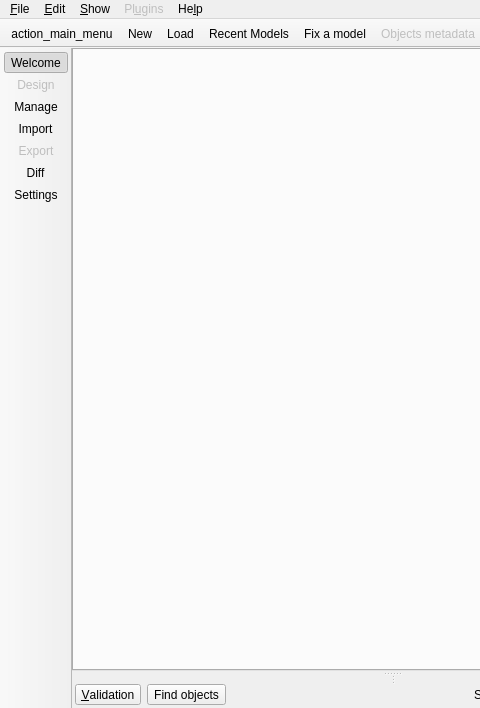
Before: the Qt Designer form libpgmodeler_ui/ui/mainwindow.ui in pgmodeler/pgmodeler, drawn with Qt 5; both pictures show x 0 to 480 and y 0 to 708 of the 1068 by 708 pixel window.
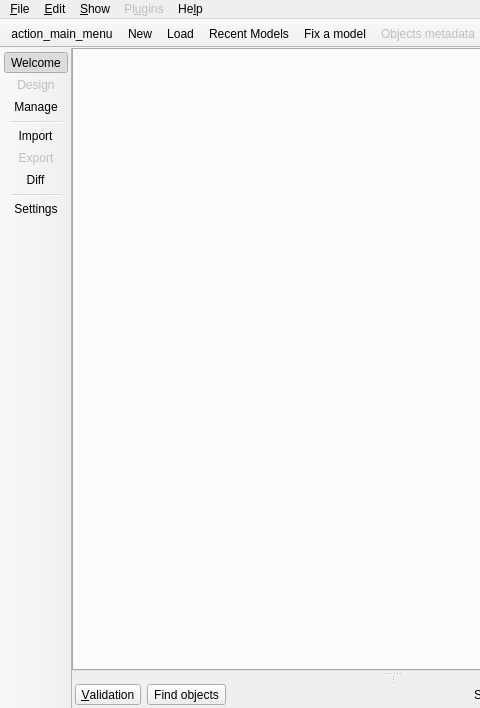
After: the same form once the commit is applied. The open tabs and pages were chosen to show the change. Icons and pictures are not drawn.

```diff
--- a/libpgmodeler_ui/ui/mainwindow.ui
+++ b/libpgmodeler_ui/ui/mainwindow.ui
@@ -807,9 +807,11 @@
    <addaction name="action_welcome"/>
    <addaction name="action_design"/>
    <addaction name="action_manage"/>
+   <addaction name="separator"/>
    <addaction name="action_import"/>
    <addaction name="action_export"/>
    <addaction name="action_diff"/>
+   <addaction name="separator"/>
    <addaction name="action_configuration"/>
   </widget>
   <widget class="QToolBar" name="control_tb">
```
Left out of the diff: 12 changed lines with no effect on the pictures.
